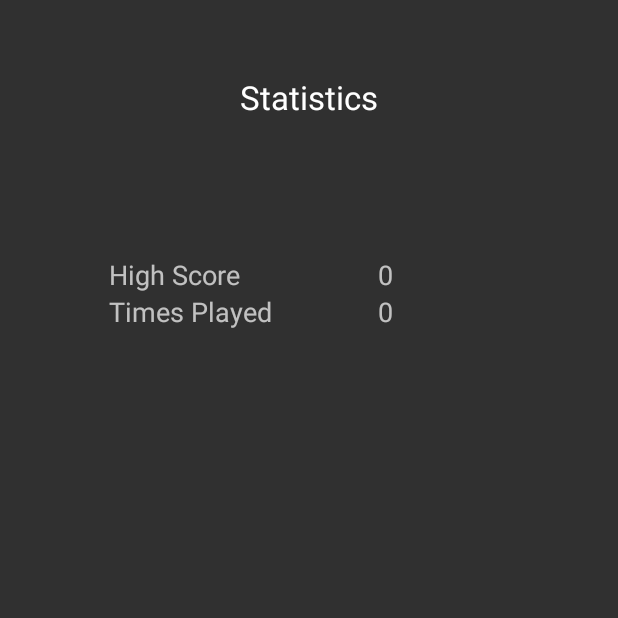
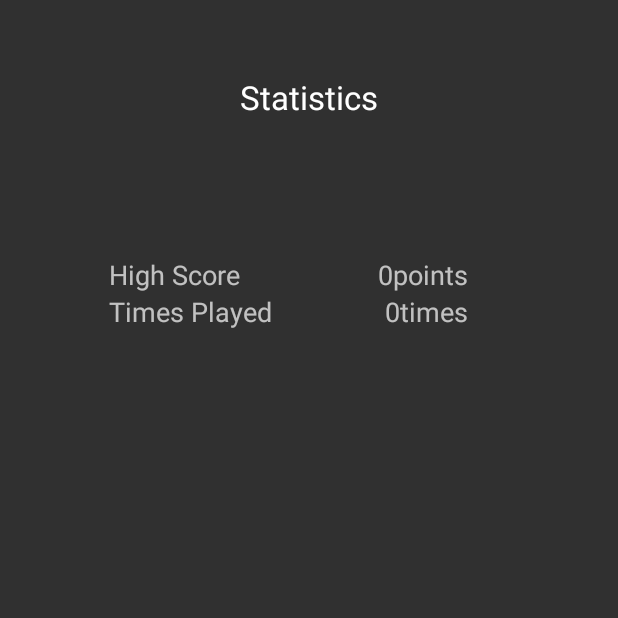
Before and after one commit to somethingscripted/Tappers, an Android app: the StatActivity screen opened directly, with no data from a screen before it, on a phone screen of 412 x 824 dp, the top half of it. Run offline under Robolectric (Android 15) with nearby library versions, the phone set to English and light mode, and no system bars.

Commit message:
Preparing for release

```diff
--- a/app/src/main/java/com/example/benjamin/tappers/StatActivity.java
+++ b/app/src/main/java/com/example/benjamin/tappers/StatActivity.java
@@ -19,9 +19,17 @@ public class StatActivity extends AppCompatActivity {
         SharedPreferences SP = getSharedPreferences("myData", Context.MODE_PRIVATE);
 
         int highscore = SP.getInt("highscore", 0);
-        highScoreValue.setText(highscore + "");
+        if (highscore == 1){
+            highScoreValue.setText(highscore + "point");
+        }
+        else {
+        highScoreValue.setText(highscore + "points"); }
         int timesPlayed = SP.getInt("timesPlayed", 0);
-        timesPlayedValue.setText(timesPlayed + "");
+        if (timesPlayed == 1){
+            timesPlayedValue.setText(timesPlayed + "time");
+        }
+        else{
+        timesPlayedValue.setText(timesPlayed + "times"); }
 
     }
 }
```
Also changed, not shown: app/src/main/AndroidManifest.xml (+7 -3 lines), app/src/main/java/com/example/benjamin/tappers/PlayActivity.java (+1 -14 lines).
